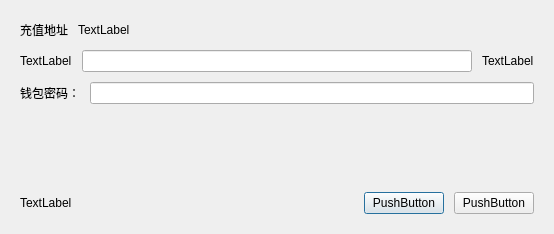
Above: src/forms/sendtocontractdialog.ui from YingQm/dplatform-qt before the change. Below: the same form after it.
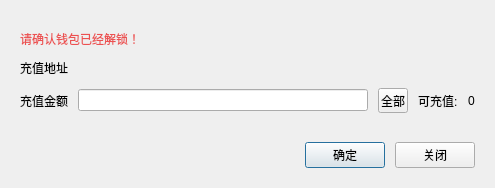
That is the form after the change.

Diff of the .ui file:
```diff
--- a/src/forms/sendtocontractdialog.ui
+++ b/src/forms/sendtocontractdialog.ui
@@ -6,8 +6,8 @@
    <rect>
     <x>0</x>
     <y>0</y>
-    <width>554</width>
-    <height>234</height>
+    <width>495</width>
+    <height>188</height>
    </rect>
   </property>
   <property name="windowTitle">
@@ -21,7 +21,7 @@
     <number>20</number>
    </property>
    <property name="topMargin">
-    <number>20</number>
+    <number>30</number>
    </property>
    <property name="rightMargin">
     <number>20</number>
@@ -29,8 +29,25 @@
    <property name="bottomMargin">
     <number>20</number>
    </property>
+   <item>
+    <layout class="QHBoxLayout" name="horizontalLayout">
+     <item>
+      <widget class="QLabel" name="label_4">
+       <property name="styleSheet">
+        <string notr="true">QLabel { color: #ec5151; }</string>
+       </property>
+       <property name="text">
+        <string>请确认钱包已经解锁！</string>
+       </property>
+      </widget>
+     </item>
+    </layout>
+   </item>
    <item>
     <layout class="QHBoxLayout" name="horizontalLayout_3">
+     <property name="spacing">
+      <number>10</number>
+     </property>
      <item>
       <widget class="QLabel" name="label_2">
        <property name="text">
@@ -41,7 +58,7 @@
      <item>
       <widget class="QLabel" name="label">
        <property name="text">
-        <string>TextLabel</string>
+        <string/>
        </property>
       </widget>
      </item>
@@ -62,10 +79,13 @@
    </item>
    <item>
     <layout class="QHBoxLayout" name="horizontalLayout_2">
+     <property name="spacing">
+      <number>10</number>
+     </property>
      <item>
       <widget class="QLabel" name="label_3">
        <property name="text">
-        <string>TextLabel</string>
+        <string>充值金额</string>
        </property>
       </widget>
      </item>
@@ -73,25 +93,31 @@
       <widget class="QLineEdit" name="lineEdit"/>
      </item>
      <item>
-      <widget class="QLabel" name="label_6">
+      <widget class="QToolButton" name="toolButton">
+       <property name="maximumSize">
+        <size>
+         <width>30</width>
+         <height>16777215</height>
+        </size>
+       </property>
        <property name="text">
-        <string>TextLabel</string>
+        <string>全部</string>
        </property>
       </widget>
      </item>
-    </layout>
-   </item>
-   <item>
-    <layout class="QHBoxLayout" name="horizontalLayout">
      <item>
-      <widget class="QLabel" name="label_4">
+      <widget class="QLabel" name="availableAmountLabel">
        <property name="text">
-        <string>钱包密码：</string>
+        <string>可充值:</string>
        </property>
       </widget>
      </item>
      <item>
-      <widget class="QLineEdit" name="lineEdit_2"/>
+      <widget class="QLabel" name="amountLabel">
+       <property name="text">
+        <string>0</string>
+       </property>
+      </widget>
      </item>
     </layout>
    </item>
@@ -110,10 +136,16 @@
    </item>
    <item>
     <layout class="QHBoxLayout" name="horizontalLayout_4">
+     <property name="spacing">
+      <number>10</number>
+     </property>
      <item>
-      <widget class="QLabel" name="label_5">
+      <widget class="QLabel" name="errorLabel">
+       <property name="styleSheet">
+        <string notr="true">QLabel { color: #ec5151; }</string>
+       </property>
        <property name="text">
-        <string>TextLabel</string>
+        <string/>
        </property>
       </widget>
      </item>
@@ -131,16 +163,28 @@
       </spacer>
      </item>
      <item>
-      <widget class="QPushButton" name="pushButton_2">
+      <widget class="QPushButton" name="okBtn">
+       <property name="minimumSize">
+        <size>
+         <width>0</width>
+         <height>0</height>
+        </size>
+       </property>
        <property name="text">
-        <string>PushButton</string>
+        <string>确定</string>
        </property>
       </widget>
      </item>
      <item>
-      <widget class="QPushButton" name="pushButton">
+      <widget class="QPushButton" name="cancelBtn">
+       <property name="minimumSize">
+        <size>
+         <width>0</width>
+         <height>0</height>
+        </size>
+       </property>
        <property name="text">
-        <string>PushButton</string>
+        <string>关闭</string>
        </property>
       </widget>
      </item>
```
Left out of the diff: 8 changed lines with no effect on the pictures.
